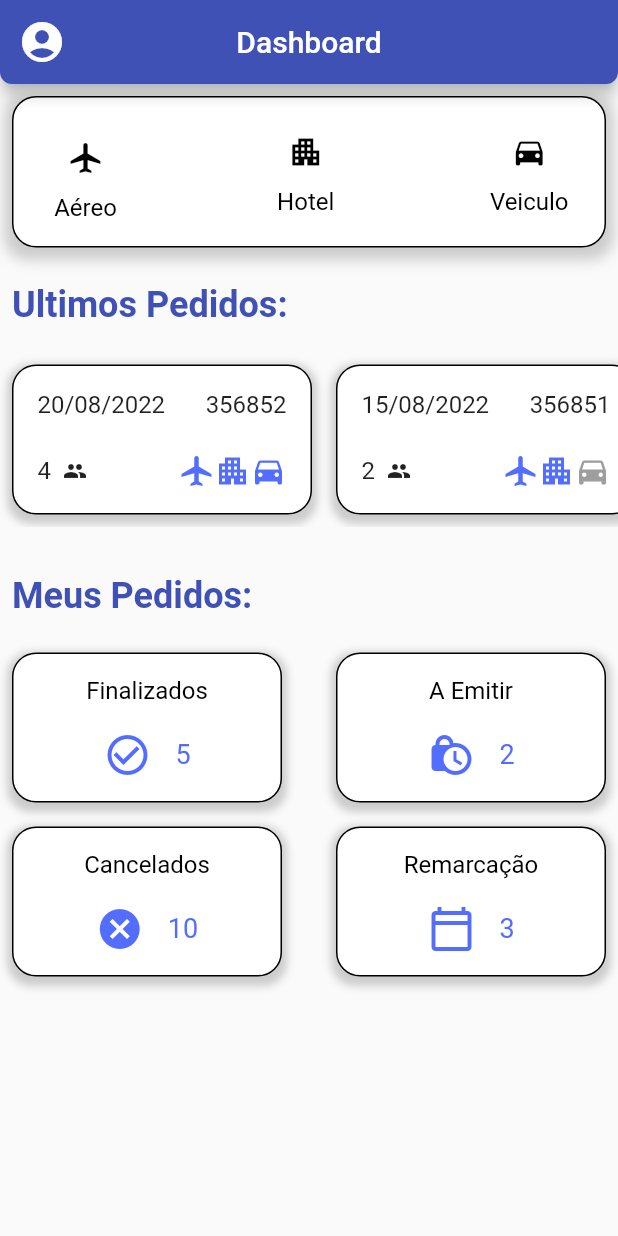
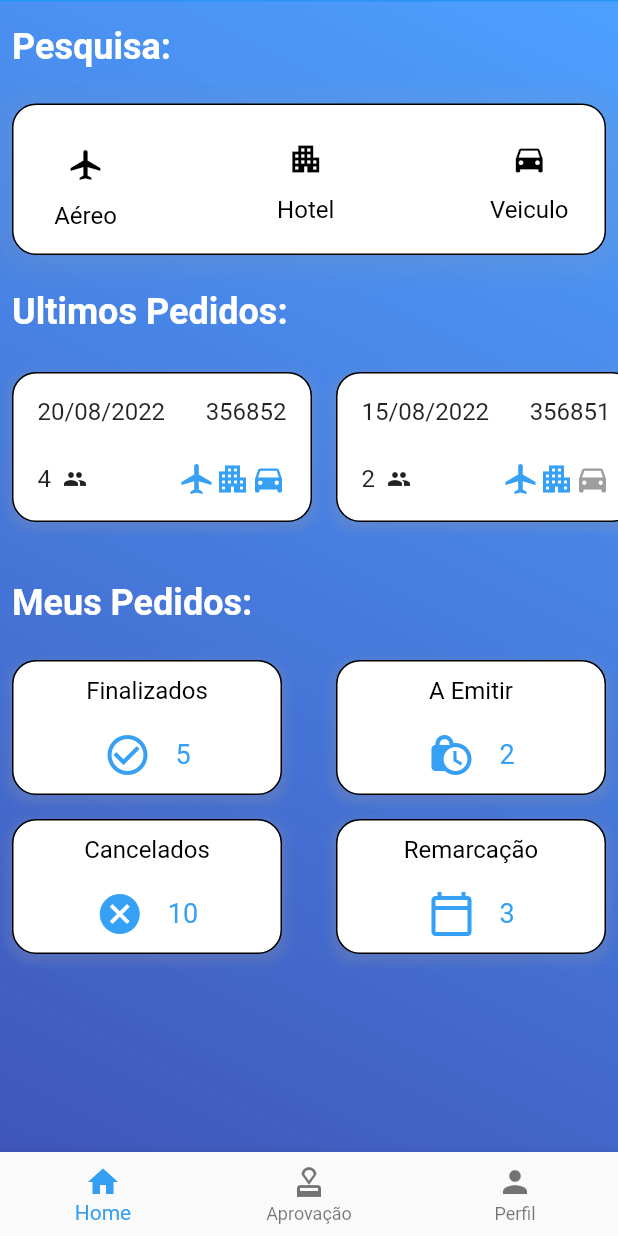
Before and after one commit to gui1andre/app_viagens, a Flutter app: the screen it shows after launch, on a phone screen of 412 x 824 dp. Run offline on Flutter 3.47's test engine with Material 2 defaults, Android fonts, the phone set to English and light mode, and no system bars.

Commit message:
Alterações de interface, alterando o background do body para gradient, remoção da AppBar e inclusão do BottomNavigationBar

```diff
--- a/lib/main.dart
+++ b/lib/main.dart
@@ -12,9 +12,9 @@ class Viagens extends StatelessWidget {
   Widget build(BuildContext context) {
     return MaterialApp(
       theme: ThemeData(
-          primaryColor: Colors.indigo,
+          primaryColor: Color.fromARGB(999, 33, 150, 243),
           colorScheme: ColorScheme.fromSwatch()
-              .copyWith(secondary: Colors.blueAccent[700]),
+              .copyWith(secondary: Colors.indigo),
           buttonTheme: ButtonThemeData(
             buttonColor: Colors.blueAccent[700],
             textTheme: ButtonTextTheme.primary,
@@ -36,18 +36,29 @@ class Dashboard extends StatelessWidget {
   @override
   Widget build(BuildContext context) {
     // TODO: implement build
-    return Scaffold(
-      appBar: AppBar(
-          centerTitle: true,
-          title: const Text('Dashboard', style: TextStyle()),
-          backgroundColor: Theme.of(context).primaryColor,
-          shape: const RoundedRectangleBorder(
-            borderRadius: BorderRadius.vertical(
-              bottom: Radius.circular(8),
-            ),
+    return Container(
+      decoration: BoxDecoration(
+        gradient: LinearGradient(
+          begin: Alignment.topRight,
+          end: Alignment.bottomLeft,
+          colors: [
+            Color.fromARGB(999, 59, 149, 254),
+            Colors.indigo,
+          ],
+        ),
+      ),
+      child: Scaffold(
+        backgroundColor: Colors.transparent,
+        appBar: PreferredSize(
+          preferredSize: Size.fromHeight(1),
+          child: AppBar(
+            backgroundColor: Theme.of(context).primaryColor,
+            elevation: 0,
           ),
-          leading: IconAppBar()),
-      body: Corpo(),
+        ),
+        body: Corpo(),
+        bottomNavigationBar: BarraDeNavegacao(),
+      ),
     );
   }
 }
@@ -69,6 +80,9 @@ class _CorpoState extends State<Corpo> {
     return SingleChildScrollView(
       child: Column(
         children: [
+          TituloWidget(
+            tituloWidget: 'Pesquisa:',
+          ),
           Column(
             mainAxisSize: MainAxisSize.max,
             children: [
@@ -83,9 +97,9 @@ class _CorpoState extends State<Corpo> {
                         borderRadius: BorderRadius.circular(16),
                         boxShadow: [
                           BoxShadow(
-                            color: Colors.grey.withOpacity(0.5),
+                            color: Colors.grey.withOpacity(0.2),
                             spreadRadius: 5,
-                            blurRadius: 7,
+                            blurRadius: 16,
                             offset: const Offset(
                                 0, 3), // changes position of shadow
                           ),
@@ -125,7 +139,7 @@ class _CorpoState extends State<Corpo> {
                                     height: 48,
                                     decoration: BoxDecoration(
                                       color:
-                                          _aereo ? Colors.indigo : Colors.white,
+                                          _aereo ? Theme.of(context).primaryColor : Colors.white,
                                       shape: BoxShape.circle,
                                     ),
                                   ),
@@ -136,7 +150,7 @@ class _CorpoState extends State<Corpo> {
                                           ? FontWeight.bold
                                           : FontWeight.normal,
                                       color:
-                                          _aereo ? Colors.indigo : Colors.black,
+                                          _aereo ? Theme.of(context).primaryColor : Colors.black,
                                       fontSize: 16,
                                     ),
                                   ),
@@ -173,7 +187,7 @@ class _CorpoState extends State<Corpo> {
                                     height: 48,
                                     decoration: BoxDecoration(
                                       color:
-                                          _hotel ? Colors.indigo : Colors.white,
+                                          _hotel ? Theme.of(context).primaryColor : Colors.white,
                                       shape: BoxShape.circle,
                                     ),
                                   ),
@@ -184,7 +198,7 @@ class _CorpoState extends State<Corpo> {
                                           ? FontWeight.bold
                                           : FontWeight.normal,
                                       color:
-                                          _hotel ? Colors.indigo : Colors.black,
+                                          _hotel ? Theme.of(context).primaryColor : Colors.black,
                                       fontSize: 16,
                                     ),
                                   ),
@@ -222,7 +236,7 @@ class _CorpoState extends State<Corpo> {
                                     height: 48,
                                     decoration: BoxDecoration(
                                       color: _veiculo
-                                          ? Colors.indigo
+                                          ? Theme.of(context).primaryColor
                                           : Colors.white,
                                       shape: BoxShape.circle,
                                     ),
@@ -234,7 +248,7 @@ class _CorpoState extends State<Corpo> {
                                           ? FontWeight.bold
                                           : FontWeight.normal,
                                       color: _veiculo
-                                          ? Colors.indigo
+                                          ? Theme.of(context).primaryColor
                                           : Colors.black,
                                       fontSize: 16,
                                     ),
@@ -250,14 +264,14 @@ class _CorpoState extends State<Corpo> {
                           visible: _aereo,
                           child: Column(
                             children: [
-                              const Padding(
+                              Padding(
                                 padding: EdgeInsets.fromLTRB(8, 0, 8, 0),
                                 child: Align(
                                   child: Text(
                                     'Aéreo:',
                                     textAlign: TextAlign.left,
                                     style: TextStyle(
-                                      color: Colors.indigo,
+                                      color: Theme.of(context).primaryColor,
                                       fontSize: 24,
                                     ),
                                   ),
@@ -291,14 +305,14 @@ class _CorpoState extends State<Corpo> {
                           visible: _hotel,
                           child: Column(
                             children: [
-                              const Padding(
+                              Padding(
                                 padding: EdgeInsets.fromLTRB(8, 0, 8, 0),
                                 child: Align(
                                   child: Text(
                                     'Hotel:',
                                     textAlign: TextAlign.left,
                                     style: TextStyle(
-                                      color: Colors.indigo,
+                                      color: Theme.of(context).primaryColor,
                                       fontSize: 24,
                                     ),
                                   ),
@@ -328,14 +342,14 @@ class _CorpoState extends State<Corpo> {
                           visible: _veiculo,
                           child: Column(
                             children: [
-                              const Padding(
+                               Padding(
                                 padding: EdgeInsets.fromLTRB(8, 0, 8, 0),
                                 child: Align(
                                   child: Text(
                                     'Veiculo:',
                                     textAlign: TextAlign.left,
                                     style: TextStyle(
-                                      color: Colors.indigo,
+                                      color: Theme.of(context).primaryColor,
                                       fontSize: 24,
                                     ),
                                   ),
@@ -374,20 +388,8 @@ class _CorpoState extends State<Corpo> {
           ),
           Column(
             children: [
-              const Padding(
-                padding: EdgeInsets.fromLTRB(8, 16, 0, 16),
-                child: Align(
-                  child: Text(
-                    'Ultimos Pedidos:',
-                    textAlign: TextAlign.left,
-                    style: TextStyle(
-                      color: Colors.indigo,
-                      fontSize: 24,
-                      fontWeight: FontWeight.bold,
-                    ),
-                  ),
-                  alignment: Alignment.centerLeft,
-                ),
+              TituloWidget(
+                tituloWidget: 'Ultimos Pedidos:',
               ),
               Padding(
                 padding: const EdgeInsets.fromLTRB(0, 2, 0, 16),
@@ -453,21 +455,7 @@ class _CorpoState extends State<Corpo> {
           ),
           Column(
             children: [
-              const Padding(
-                padding: EdgeInsets.fromLTRB(8, 16, 0, 16),
-                child: Align(
-                  child: Text(
-                    'Meus Pedidos:',
-                    textAlign: TextAlign.left,
-                    style: TextStyle(
-                      color: Colors.indigo,
-                      fontSize: 24,
-                      fontWeight: FontWeight.bold,
-                    ),
-                  ),
-                  alignment: Alignment.centerLeft,
-                ),
-              ),
+              TituloWidget(tituloWidget: 'Meus Pedidos:'),
               Row(
                 mainAxisAlignment: MainAxisAlignment.spaceBetween,
                 children: const [
@@ -526,17 +514,17 @@ class StatusPedidos extends StatelessWidget {
           borderRadius: BorderRadius.circular(16),
           boxShadow: [
             BoxShadow(
-              color: Colors.grey.withOpacity(0.5),
+              color: Colors.grey.withOpacity(0.2),
               spreadRadius: 3,
               blurRadius: 4,
               offset: const Offset(0, 3), // changes position of shadow
             ),
           ]),
       margin: const EdgeInsets.all(8),
-      height: 100,
+      height: 90,
       width: 180,
       child: Padding(
-        padding: const EdgeInsets.all(15.0),
+        padding: const EdgeInsets.all(10.0),
         child: Column(
           mainAxisAlignment: MainAxisAlignment.spaceBetween,
           children: [
@@ -558,15 +546,15 @@ class StatusPedidos extends StatelessWidget {
                     child: Icon(
                       iconStatus,
                       size: 32,
-                      color: Colors.indigoAccent,
+                      color: Theme.of(context).primaryColor,
                     ),
                   ),
                   Padding(
                     padding: const EdgeInsets.only(left: 8),
                     child: Text(
                       '$numPedidos',
-                      style: const TextStyle(
-                          fontSize: 18, color: Colors.indigoAccent),
+                      style: TextStyle(
+                          fontSize: 18, color: Theme.of(context).primaryColor),
                     ),
                   ),
                 ],
@@ -605,7 +593,7 @@ class UltimosPedidos extends StatelessWidget {
           borderRadius: BorderRadius.circular(16),
           boxShadow: [
             BoxShadow(
-              color: Colors.grey.withOpacity(0.5),
+              color: Colors.grey.withOpacity(0.2),
               spreadRadius: 3,
               blurRadius: 4,
               offset: const Offset(0, 3), // changes position of shadow
@@ -669,15 +657,15 @@ class UltimosPedidos extends StatelessWidget {
                   children: [
                     Icon(
                       Icons.airplanemode_active,
-                      color: aereo ? Colors.indigoAccent : Colors.grey,
+                      color: aereo ? Theme.of(context).primaryColor : Colors.grey,
                     ),
                     Icon(
                       Icons.apartment,
-                      color: hotel ? Colors.indigoAccent : Colors.grey,
+                      color: hotel ? Theme.of(context).primaryColor : Colors.grey,
                     ),
                     Icon(
                       Icons.directions_car,
-                      color: veiculo ? Colors.indigoAccent : Colors.grey,
+                      color: veiculo ? Theme.of(context).primaryColor : Colors.grey,
                     ),
                   ],
                 ),
@@ -704,7 +692,7 @@ class CampoTexto extends StatelessWidget {
         obscureText: true,
         keyboardType: tipoKB,
         decoration: InputDecoration(
-          fillColor: Colors.indigo,
+          fillColor: Theme.of(context).primaryColor,
           border: const OutlineInputBorder(),
           labelText: nomeCampo,
         ),
@@ -766,3 +754,68 @@ class IconAppBar extends StatelessWidget {
     );
   }
 }
+
+class TituloWidget extends StatelessWidget {
+  const TituloWidget({Key? key, required this.tituloWidget}) : super(key: key);
+  final String tituloWidget;
+
+  @override
+  Widget build(BuildContext context) {
+    return Padding(
+      padding: EdgeInsets.fromLTRB(8, 16, 0, 16),
+      child: Align(
+        child: Text(
+          tituloWidget,
+          textAlign: TextAlign.left,
+          style: TextStyle(
+            color: Colors.white,
+            fontSize: 24,
+            fontWeight: FontWeight.bold,
+          ),
+        ),
+        alignment: Alignment.centerLeft,
+      ),
+    );
+  }
+}
+
+class BarraDeNavegacao extends StatefulWidget {
+  const BarraDeNavegacao({Key? key}) : super(key: key);
+
+  @override
+  _BarraDeNavegacaoState createState() => _BarraDeNavegacaoState();
+}
+
+class _BarraDeNavegacaoState extends State<BarraDeNavegacao> {
+  int _selectedIndex = 0;
+
+  void _onItemTapped(int index) {
+    setState(() {
+      _selectedIndex = index;
+    });
+  }
+
+  @override
+  Widget build(BuildContext context) {
+    return BottomNavigationBar(
+      items: const <BottomNavigationBarItem>[
+        BottomNavigationBarItem(
+          icon: Icon(Icons.home),
+          label: 'Home',
+        ),
+        BottomNavigationBarItem(
+          icon: Icon(Icons.approval),
+          label: 'Aprovação',
+        ),
+        BottomNavigationBarItem(
+          icon: Icon(Icons.person),
+          label: 'Perfil',
+        ),
+      ],
+      currentIndex: _selectedIndex,
+      selectedItemColor: Theme.of(context).primaryColor,
+      onTap: _onItemTapped,
+
+    );
+  }
+}
```
